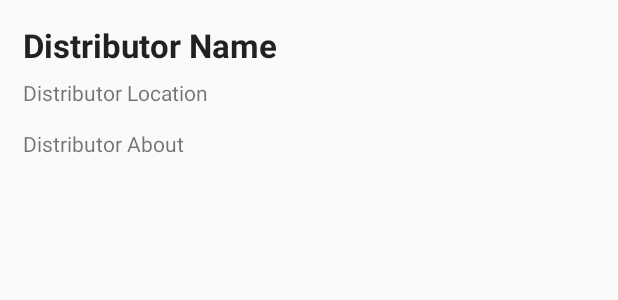
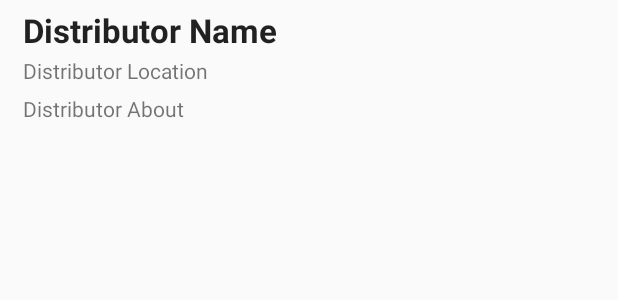
Before and after one commit to nbathras/FoodPantry, an Android app: the layout donor_splash_list_item.xml on its own in the app's theme, with its tools: preview values and no code run, on a phone screen of 412 x 824 dp. Shown: the top 300 px of the screen. Run offline under Robolectric (Android 15) with nearby library versions, the light colour scheme and no system bars.

Commit message:
Fixing submitting error

```diff
--- a/FoodPantry/app/src/main/java/com/example/nbathras/foodpantry/DonationToDistributorListItem.kt
+++ b/FoodPantry/app/src/main/java/com/example/nbathras/foodpantry/DonationToDistributorListItem.kt
@@ -35,7 +35,8 @@ class DonationToDistributorListItem(private val context: Activity, var itemsList
         seekBarMinimum.text = "0"
         seekBarMax.text = request.get(Request.ITEM_MAX_QUANTITY).toString()
 
-        seekBar.max = request.get(Request.ITEM_MAX_QUANTITY).toString().toInt()
+        seekBar.max = request.get(Request.ITEM_MAX_QUANTITY).toString().toInt() -
+                request.get(Request.ITEM_CURRENT_QUANTITY).toString().toInt()
         seekBar.min = 0
         seekBar.setClickable(false)
         seekBar.setFocusable(false)
--- a/FoodPantry/app/src/main/res/layout/donor_splash_list_item.xml
+++ b/FoodPantry/app/src/main/res/layout/donor_splash_list_item.xml
@@ -14,7 +14,7 @@
         android:layout_alignParentEnd="true"
         android:layout_marginStart="15dp"
         android:layout_marginLeft="15dp"
-        android:layout_marginTop="15dp"
+        android:layout_marginTop="5dp"
         android:layout_marginEnd="15dp"
         android:paddingBottom="10dp"
         android:text="@string/distributor_name"
@@ -30,7 +30,7 @@
         android:layout_alignParentEnd="true"
         android:layout_marginStart="15dp"
         android:layout_marginLeft="15dp"
-        android:layout_marginTop="33dp"
+        android:layout_marginTop="20dp"
         android:layout_marginEnd="15dp"
         android:text="@string/distributor_about"
         tools:layout_marginStart="15dp"
@@ -44,7 +44,7 @@
         android:layout_alignParentTop="true"
         android:layout_alignParentEnd="true"
         android:layout_marginStart="15dp"
-        android:layout_marginTop="52dp"
+        android:layout_marginTop="37dp"
         android:layout_marginEnd="15dp"
         android:text="Distributor Location"
         tools:textAppearance="@style/TextAppearance.AppCompat.Body2" />
```
Also changed, not shown: FoodPantry/app/src/main/res/layout/activity_donation_to_distributor_list_item.xml (+5 -5 lines).
